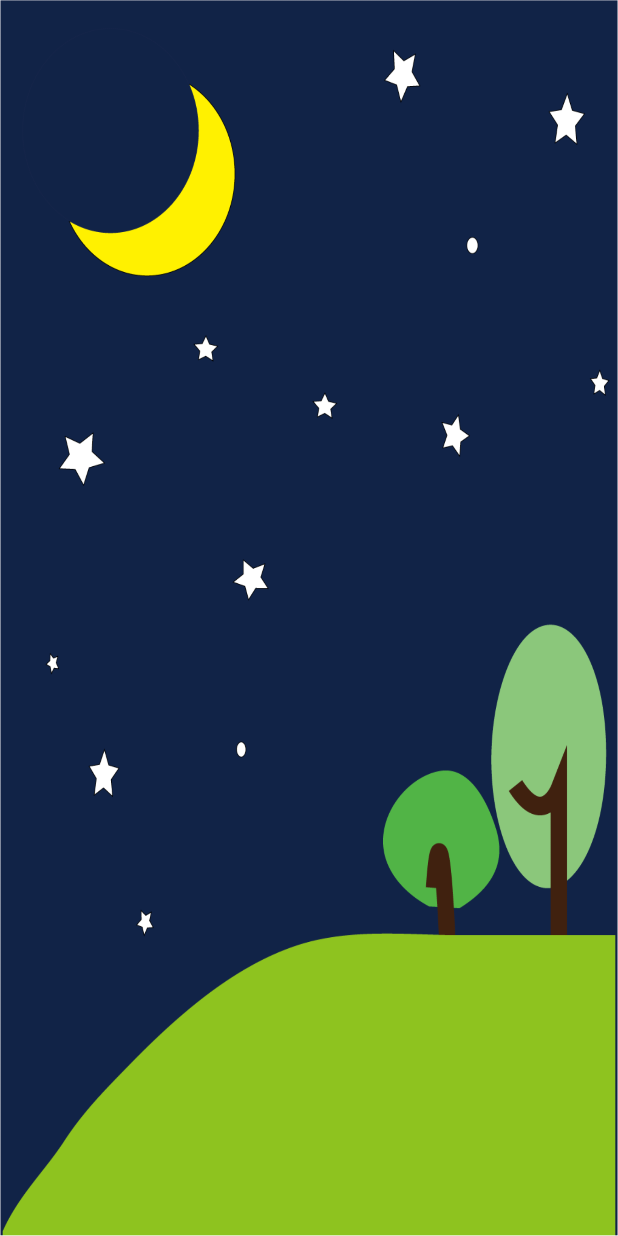
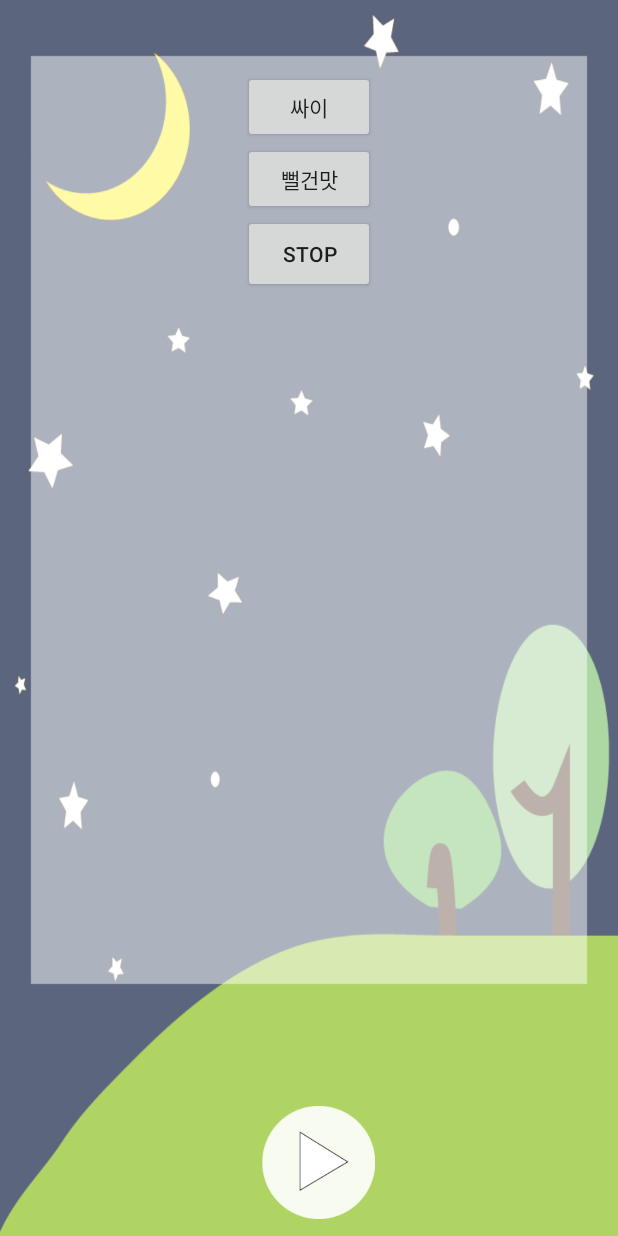
Before and after one commit to choiwoohyuk/Pepco, an Android app: the Jajang screen opened directly, with no data from a screen before it, on a phone screen of 412 x 824 dp. Run offline under Robolectric (Android 15) with nearby library versions, the phone set to English and light mode, and no system bars.

Commit message:
uni modify

```diff
--- a/app/src/main/res/layout/jajang.xml
+++ b/app/src/main/res/layout/jajang.xml
@@ -1,7 +1,45 @@
-<?xml version="1.0" encoding="utf-8"?>
-<LinearLayout xmlns:android="http://schemas.android.com/apk/res/android"
-    android:orientation="vertical" android:layout_width="match_parent"
+<RelativeLayout xmlns:android="http://schemas.android.com/apk/res/android"
+    xmlns:tools="http://schemas.android.com/tools" android:layout_width="match_parent"
     android:layout_height="match_parent"
-    android:background="@drawable/evenbatang_1">
+    android:background="@drawable/zzzz">
 
-</LinearLayout>
+
+    <Button
+        android:layout_width="wrap_content"
+        android:layout_height="wrap_content"
+        android:text="싸이"
+        android:id="@+id/pineapple"
+        android:layout_marginTop="47dp"
+        android:layout_alignParentTop="true"
+        android:layout_centerHorizontal="true" />
+
+    <Button
+        android:layout_width="wrap_content"
+        android:layout_height="wrap_content"
+        android:text="뻘건맛"
+        android:id="@+id/orange"
+        android:layout_below="@+id/pineapple"
+        android:layout_alignStart="@+id/pineapple" />
+
+    <Button
+        android:id="@+id/selNo"
+        android:layout_width="52dp"
+        android:layout_height="52dp"
+        android:layout_weight="1"
+        android:text="STOP"
+
+        android:layout_below="@+id/orange"
+        android:layout_alignStart="@+id/orange"
+        android:layout_alignEnd="@+id/orange" />
+
+    <Button
+        android:id="@+id/pau"
+        android:layout_width="75dp"
+        android:layout_height="75dp"
+        android:text=""
+        android:background="@drawable/play"
+        android:layout_alignParentBottom="true"
+        android:layout_alignEnd="@+id/selNo"
+        android:layout_marginBottom="11dp" />
+
+</RelativeLayout>
```
Also changed, not shown: app/src/main/res/layout/picturegame.xml (+44 -3 lines), app/src/main/res/layout/soum.xml (+33 -4 lines).
